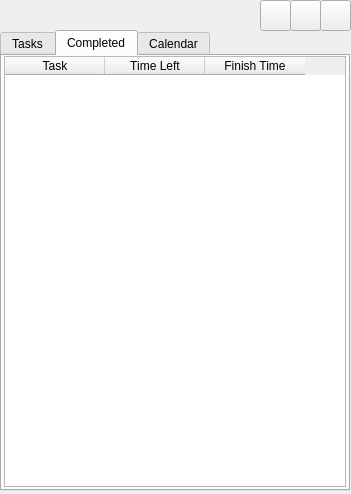
This is ToDoList.ui in Teramid/ToDoList as Qt 5 draws it before an edit. The edited form follows.
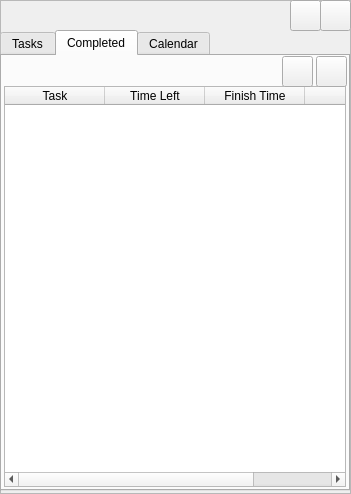
This is the edited form. The open tabs and pages were chosen to show the change. Icons and pictures are not drawn.

Commit message: completed list, fix database

Patch:
```diff
--- a/ToDoList.ui
+++ b/ToDoList.ui
@@ -28,6 +28,9 @@
   <property name="windowTitle">
    <string>To Do List</string>
   </property>
+  <property name="windowOpacity">
+   <double>1.000000000000000</double>
+  </property>
   <widget class="QWidget" name="centralwidget">
    <widget class="QTabWidget" name="tabWidget">
     <property name="geometry">
@@ -164,6 +167,9 @@
       <property name="sortingEnabled">
        <bool>false</bool>
       </property>
+      <property name="columnCount">
+       <number>4</number>
+      </property>
       <attribute name="horizontalHeaderVisible">
        <bool>true</bool>
       </attribute>
@@ -206,6 +212,11 @@
          <normaloff>Icons/calendar--exclamation.png</normaloff>Icons/calendar--exclamation.png</iconset>
        </property>
       </column>
+      <column>
+       <property name="text">
+        <string>ID</string>
+       </property>
+      </column>
      </widget>
      <widget class="QPushButton" name="deletetask_pushButton">
       <property name="geometry">
@@ -289,9 +300,9 @@
       <property name="geometry">
        <rect>
         <x>2</x>
-        <y>0</y>
+        <y>30</y>
         <width>342</width>
-        <height>431</height>
+        <height>401</height>
        </rect>
       </property>
       <attribute name="verticalHeaderVisible">
@@ -312,6 +323,45 @@
         <string>Finish Time</string>
        </property>
       </column>
+      <column>
+       <property name="text">
+        <string>ID</string>
+       </property>
+      </column>
+     </widget>
+     <widget class="QPushButton" name="deletetask_pushButton_2">
+      <property name="geometry">
+       <rect>
+        <x>314</x>
+        <y>0</y>
+        <width>31</width>
+        <height>31</height>
+       </rect>
+      </property>
+      <property name="text">
+       <string/>
+      </property>
+      <property name="icon">
+       <iconset>
+        <normaloff>Icons/sticky-note--minus.png</normaloff>Icons/sticky-note--minus.png</iconset>
+      </property>
+     </widget>
+     <widget class="QPushButton" name="uncompletedtask_pushButton">
+      <property name="geometry">
+       <rect>
+        <x>280</x>
+        <y>0</y>
+        <width>31</width>
+        <height>31</height>
+       </rect>
+      </property>
+      <property name="text">
+       <string/>
+      </property>
+      <property name="icon">
+       <iconset>
+        <normaloff>Icons/cross-script.png</normaloff>Icons/cross-script.png</iconset>
+      </property>
      </widget>
     </widget>
     <widget class="QWidget" name="calendar_tab">
@@ -445,23 +495,26 @@
       <normaloff>Icons/door-open-out.png</normaloff>Icons/door-open-out.png</iconset>
     </property>
    </widget>
-   <widget class="QPushButton" name="save_pushButton">
+   <widget class="QFrame" name="frame">
     <property name="geometry">
      <rect>
-      <x>260</x>
+      <x>0</x>
       <y>0</y>
-      <width>31</width>
-      <height>31</height>
+      <width>351</width>
+      <height>494</height>
      </rect>
     </property>
-    <property name="text">
-     <string/>
+    <property name="frameShape">
+     <enum>QFrame::StyledPanel</enum>
     </property>
-    <property name="icon">
-     <iconset>
-      <normaloff>Icons/database--plus.png</normaloff>Icons/database--plus.png</iconset>
+    <property name="frameShadow">
+     <enum>QFrame::Raised</enum>
     </property>
    </widget>
+   <zorder>frame</zorder>
+   <zorder>tabWidget</zorder>
+   <zorder>refreshtask_pushButton</zorder>
+   <zorder>leave_pushButton</zorder>
   </widget>
  </widget>
  <resources/>
```
The commit also changes 3 other files.
